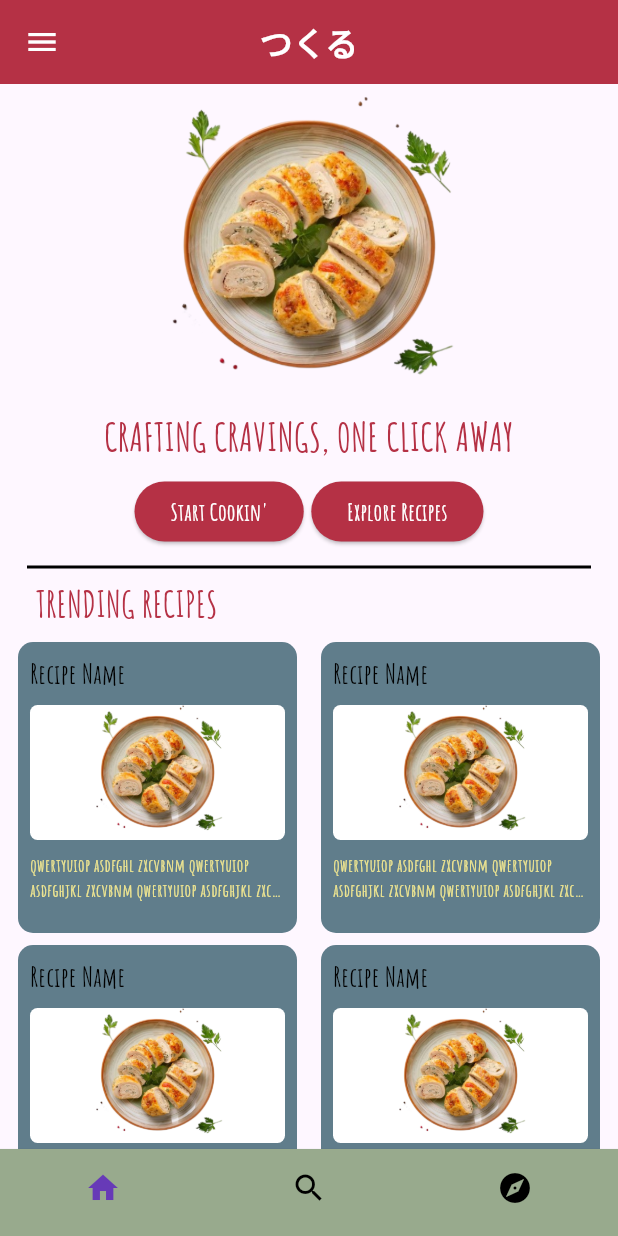
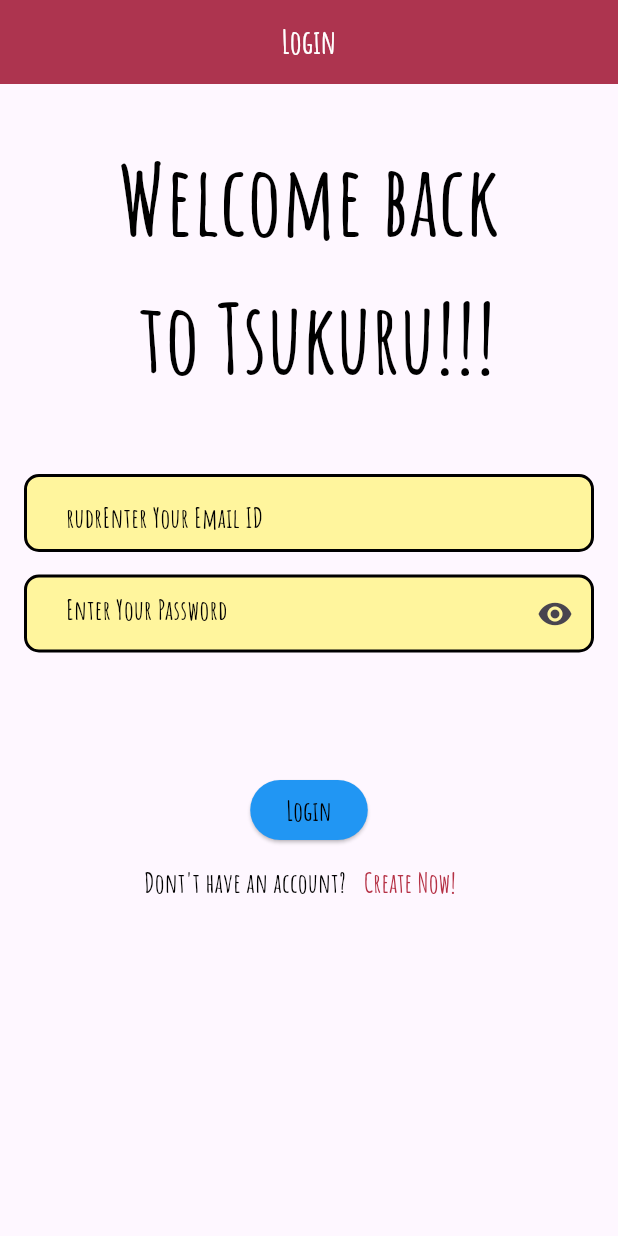
Before and after one commit to shashwat0224/Tsukuru-Mobile-App, a Flutter app: the screen it shows after launch, on a phone screen of 412 x 824 dp. Run offline on Flutter 3.47's test engine with Material 3 defaults, Android fonts, the phone set to English and light mode, and no system bars.

Commit message:
created login page signup page recipe page and did some changes

```diff
--- a/lib/main.dart
+++ b/lib/main.dart
@@ -20,10 +20,7 @@ class MyApp extends StatelessWidget {
       child: MaterialApp(
         title: 'Flutter Demo',
         debugShowCheckedModeBanner: false,
-        theme: ThemeData(
-          colorScheme: ColorScheme.fromSeed(seedColor: Colors.deepPurple),
-        ),
-        home: SplashScreen(),
+        home:const SplashScreen(),
       ),
     );
   }
--- /dev/null
+++ b/lib/screens/loginscreen.dart
@@ -0,0 +1,173 @@
+import 'package:flutter/material.dart';
+import 'package:tsukuru/screens/templatescreen.dart';
+import 'package:tsukuru/widgets/uihelper.dart';
+
+class LoginScreen extends StatefulWidget {
+  const LoginScreen({super.key});
+
+  @override
+  State<LoginScreen> createState() => _LoginScreenState();
+}
+
+class _LoginScreenState extends State<LoginScreen> {
+  TextEditingController emailController = TextEditingController();
+  TextEditingController passController = TextEditingController();
+  String errorText = ' ';
+  bool obscure = true;
+  void validatePass() {
+    if (passController.text.length < 8) {
+      setState(() {
+        errorText = 'Password Too Small';
+      });
+    } else {
+      setState(() {
+        errorText = ' ';
+      });
+    }
+  }
+
+  @override
+  void dispose() {
+    emailController.dispose();
+    passController.dispose();
+    super.dispose();
+  }
+
+  @override
+  Widget build(BuildContext context) {
+    return Scaffold(
+      appBar: AppBar(
+        elevation: 5,
+        backgroundColor: Color(0XFFB53145),
+        title: UiHelper.customText(
+          title: 'Login',
+          size: 22,
+          color: Colors.white,
+        ),
+        centerTitle: true,
+      ),
+      body: SafeArea(
+        child: SingleChildScrollView(
+          padding: EdgeInsets.all(16.0),
+          child: Column(
+            // crossAxisAlignment: CrossAxisAlignment.center,
+            children: [
+              SizedBox(height: 15),
+              Center(
+                child: Text(
+                  'Welcome back\n to Tsukuru!!!',
+                  textAlign: TextAlign.center,
+                  style: TextStyle(
+                    fontSize: 64,
+                    fontWeight: FontWeight.bold,
+                    fontFamily: "AmaticSC",
+                    color: Colors.black,
+                  ),
+                ),
+              ),
+              SizedBox(height: 15),
+              // Divider(thickness: 4, color: Colors.black),
+              SizedBox(height: 30),
+              Container(
+                decoration: BoxDecoration(
+                  border: BoxBorder.all(
+                    width: 2,
+                    color: Colors.black,
+                    style: BorderStyle.solid,
+                  ),
+                  borderRadius: BorderRadius.circular(10),
+                  color: Colors.yellow[200],
+                ),
+                child: TextField(
+                  controller: emailController,
+                  decoration: InputDecoration(
+                    contentPadding: EdgeInsets.fromLTRB(26, 8, 2, 2),
+                    hint: UiHelper.customText(
+                      title: 'rudrEnter Your Email ID',
+                      size: 18,
+                      color: Colors.black,
+                    ),
+                    border: InputBorder.none,
+                  ),
+                ),
+              ),
+              SizedBox(height: 15),
+              Container(
+                decoration: BoxDecoration(
+                  border: BoxBorder.all(
+                    width: 2,
+                    color: Colors.black,
+                    style: BorderStyle.solid,
+                  ),
+                  borderRadius: BorderRadius.circular(10),
+                  color: Colors.yellow[200],
+                ),
+                child: TextField(
+                  obscureText: obscure,
+                  controller: passController,
+                  decoration: InputDecoration(
+                    contentPadding: EdgeInsets.fromLTRB(26, 8, 2, 2),
+                    hint: UiHelper.customText(
+                      title: 'Enter Your Password',
+                      size: 18,
+                      color: Colors.black,
+                    ),
+                    suffixIcon: IconButton(
+                      onPressed: () {
+                        setState(() {
+                          obscure = !obscure;
+                        });
+                      },
+                      icon: Icon(Icons.remove_red_eye),
+                    ),
+                    border: InputBorder.none,
+                  ),
+                  onEditingComplete: () => validatePass(),
+                ),
+              ),
+              SizedBox(height: 10),
+              UiHelper.customText(
+                title: errorText,
+                size: 18,
+                color: Colors.redAccent,
+              ),
+              SizedBox(height: 45),
+              ElevatedButton(
+                onPressed: () {
+                  Navigator.pushReplacement(
+                    context,
+                    MaterialPageRoute(builder: (context) => TemplateScreen()),
+                  );
+                },
+                child: UiHelper.customText(
+                  title: 'Login',
+                  size: 18,
+                  color: Colors.black,
+                ),
+                style: ElevatedButton.styleFrom(backgroundColor: Colors.blue),
+              ),
+              Row(
+                mainAxisAlignment: MainAxisAlignment.center,
+                children: [
+                  UiHelper.customText(
+                    title: "Dont't have an account?",
+                    size: 18,
+                    color: Colors.black,
+                  ),
+                  TextButton(
+                    onPressed: () {},
+                    child: UiHelper.customText(
+                      title: 'Create Now!',
+                      size: 18,
+                      color: Color(0XFFB53145),
+                    ),
+                  ),
+                ],
+              ),
+            ],
+          ),
+        ),
+      ),
+    );
+  }
+}
--- a/lib/screens/templatescreen.dart
+++ b/lib/screens/templatescreen.dart
@@ -23,8 +23,8 @@ class _TemplateScreenState extends State<TemplateScreen> {
       appBar: AppBar(
         title: UiHelper.customText(title: 'つくる', size: 22, color: Colors.white),
         centerTitle: true,
-        iconTheme: IconThemeData(color: Colors.white),
-        backgroundColor: Color(0XFFB53145),
+        iconTheme:const IconThemeData(color: Colors.white),
+        backgroundColor:const Color(0XFFB53145),
       ),
       body: SafeArea(
         child: IndexedStack(
@@ -33,7 +33,7 @@ class _TemplateScreenState extends State<TemplateScreen> {
         ),
       ),
       bottomNavigationBar: BottomNavigationBar(
-        items: [
+        items:const [
           BottomNavigationBarItem(icon: Icon(Icons.home), label: 'Home'),
           BottomNavigationBarItem(icon: Icon(Icons.search), label: 'Search'),
           BottomNavigationBarItem(icon: Icon(Icons.explore), label: 'Explore'),
@@ -44,7 +44,7 @@ class _TemplateScreenState extends State<TemplateScreen> {
         showSelectedLabels: false,
         elevation: 1.0,
         enableFeedback: true,
-        backgroundColor: Color(0XFF98AA8D),
+        backgroundColor:const Color(0XFF98AA8D),
         selectedItemColor: Colors.deepPurple,
         unselectedItemColor: Colors.black,
         onTap: (index) {
```
Also changed, not shown: lib/screens/recipescreen.dart (added, +40 -0 lines), lib/screens/signupscreen.dart (added, +221 -0 lines), lib/screens/splashscreen.dart (+22 -6 lines), lib/widgets/custom_sidebar.dart (+20 -23 lines), lib/widgets/explore_listview.dart (+8 -4 lines), lib/widgets/recipes_gridview.dart (+8 -4 lines), assets/images/pfp.png (renamed from assets/images/default-pfp.png.png).
